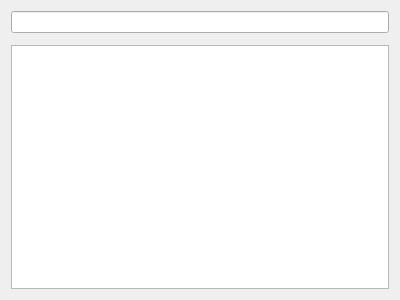
Old version of the form src/gui/kanjidic2/ComponentSearchWidget.ui in the repository Gnurou/tagainijisho.
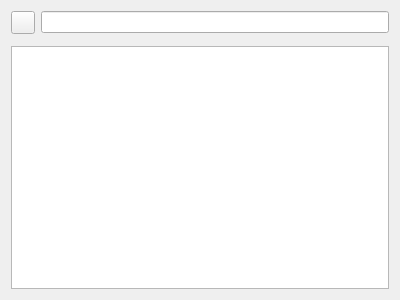
New version of the form. Icons and pictures are not drawn. Custom widgets are drawn as their Qt base class.

Commit message: Added component selector icon

The edit to the form file:
```diff
--- a/src/gui/kanjidic2/ComponentSearchWidget.ui
+++ b/src/gui/kanjidic2/ComponentSearchWidget.ui
@@ -15,7 +15,28 @@
   </property>
   <layout class="QVBoxLayout" name="verticalLayout">
    <item>
-    <widget class="QLineEdit" name="currentSelection"/>
+    <layout class="QHBoxLayout" name="horizontalLayout">
+     <item>
+      <widget class="QToolButton" name="resetButton">
+       <property name="sizePolicy">
+        <sizepolicy hsizetype="Maximum" vsizetype="Fixed">
+         <horstretch>0</horstretch>
+         <verstretch>0</verstretch>
+        </sizepolicy>
+       </property>
+       <property name="text">
+        <string/>
+       </property>
+       <property name="icon">
+        <iconset resource="../../../tagainijisho.qrc">
+         <normaloff>:/images/icons/reset-search.png</normaloff>:/images/icons/reset-search.png</iconset>
+       </property>
+      </widget>
+     </item>
+     <item>
+      <widget class="QLineEdit" name="currentSelection"/>
+     </item>
+    </layout>
    </item>
    <item>
     <widget class="CandidatesKanjiList" name="candidatesList" native="true"/>
```
Left out of the diff: 23 changed lines with no effect on the pictures. The commit also changes 4 other files.
